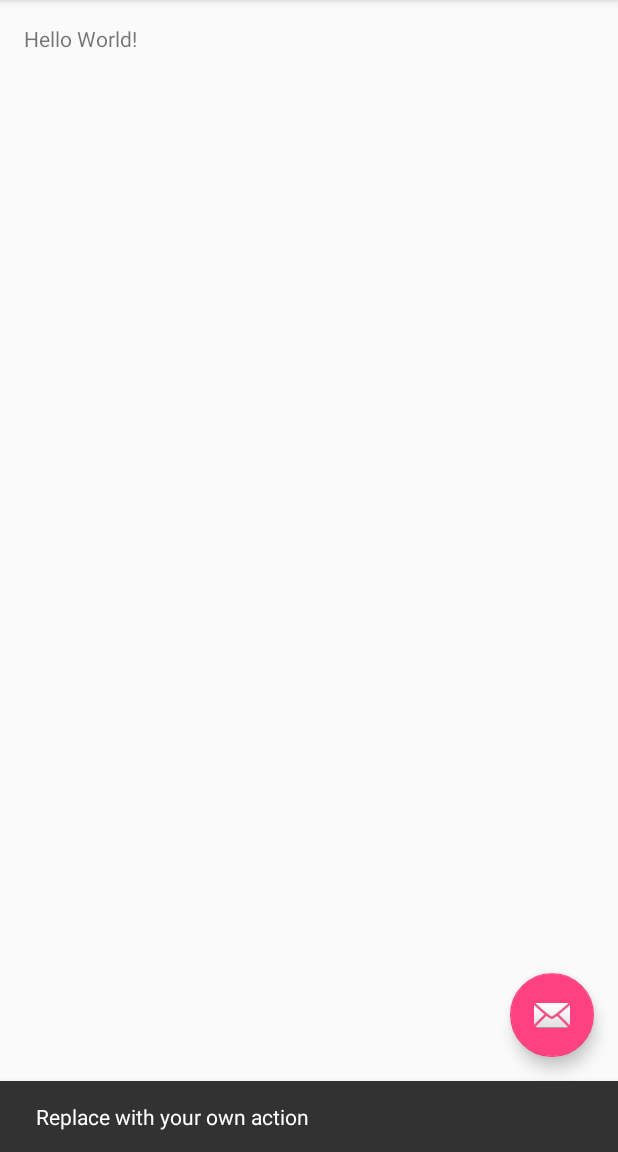
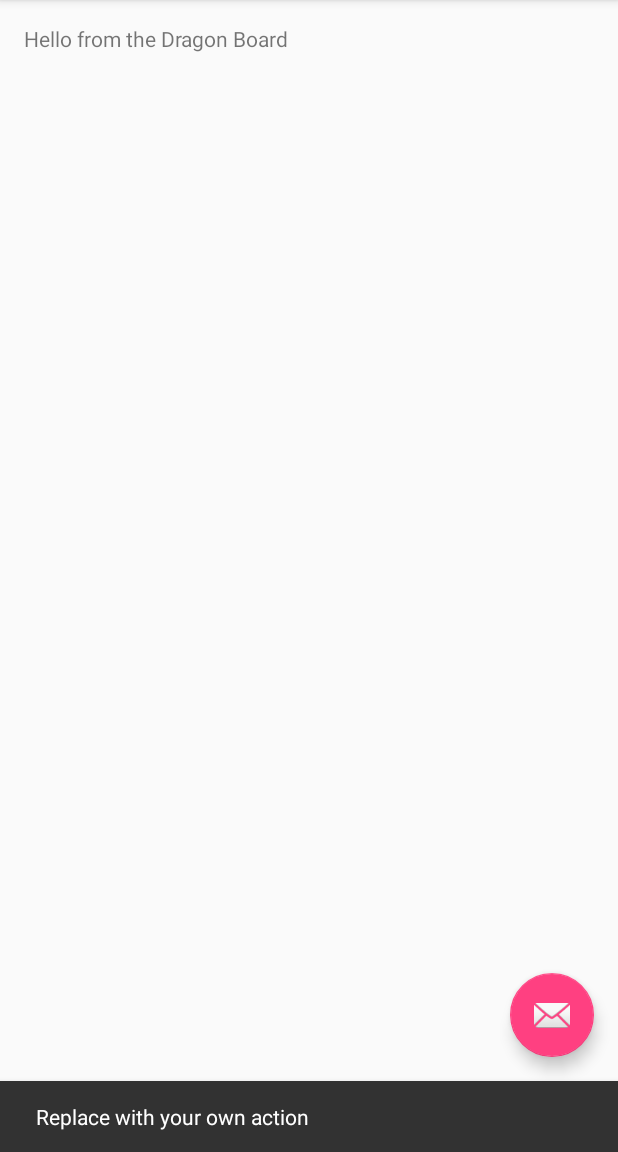
Before and after one commit to Konakahara/AndroidGitExample, an Android app: the screen it shows after launch (GitExampleActivity), after a tap on an icon or button, on a phone screen of 412 x 824 dp, the part 84-1236 px from its top. Run offline under Robolectric (Android 15) with nearby library versions, the phone set to English and light mode, and no system bars.

Commit message:
Change text

```diff
--- a/app/src/main/res/layout/content_git_example.xml
+++ b/app/src/main/res/layout/content_git_example.xml
@@ -16,5 +16,5 @@
     <TextView
         android:layout_width="wrap_content"
         android:layout_height="wrap_content"
-        android:text="Hello World!" />
+        android:text="Hello from the Dragon Board" />
 </RelativeLayout>
```
